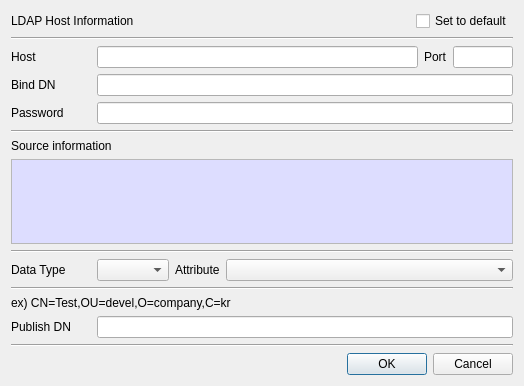
Old version of the form CertMan/pub_ldap_dlg.ui in the repository jykim74/CertMan.
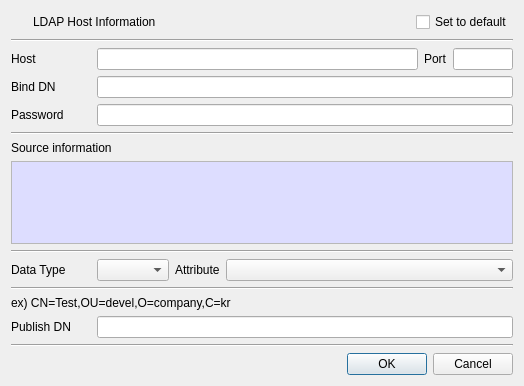
New version of the form. Icons and pictures are not drawn.

The edit to the form file:
```diff
--- a/CertMan/pub_ldap_dlg.ui
+++ b/CertMan/pub_ldap_dlg.ui
@@ -19,21 +19,7 @@
      <property name="topMargin">
       <number>0</number>
      </property>
-     <item row="0" column="0">
-      <widget class="QLabel" name="label">
-       <property name="text">
-        <string>LDAP Host Information</string>
-       </property>
-      </widget>
-     </item>
      <item row="0" column="2">
-      <widget class="QCheckBox" name="mSetToDefaultCheck">
-       <property name="text">
-        <string>Set to default</string>
-       </property>
-      </widget>
-     </item>
-     <item row="0" column="1">
       <spacer name="horizontalSpacer">
        <property name="orientation">
         <enum>Qt::Horizontal</enum>
@@ -46,6 +32,46 @@
        </property>
       </spacer>
      </item>
+     <item row="0" column="3">
+      <widget class="QCheckBox" name="mSetToDefaultCheck">
+       <property name="text">
+        <string>Set to default</string>
+       </property>
+      </widget>
+     </item>
+     <item row="0" column="1">
+      <widget class="QLabel" name="label">
+       <property name="text">
+        <string>LDAP Host Information</string>
+       </property>
+      </widget>
+     </item>
+     <item row="0" column="0">
+      <widget class="QPushButton" name="pushButton">
+       <property name="minimumSize">
+        <size>
+         <width>16</width>
+         <height>0</height>
+        </size>
+       </property>
+       <property name="maximumSize">
+        <size>
+         <width>16</width>
+         <height>16777215</height>
+        </size>
+       </property>
+       <property name="text">
+        <string/>
+       </property>
+       <property name="icon">
+        <iconset resource="certman.qrc">
+         <normaloff>:/images/get_ldap.png</normaloff>:/images/get_ldap.png</iconset>
+       </property>
+       <property name="flat">
+        <bool>true</bool>
+       </property>
+      </widget>
+     </item>
     </layout>
    </item>
    <item>
```
Left out of the diff: 4 changed lines with no effect on the pictures.
